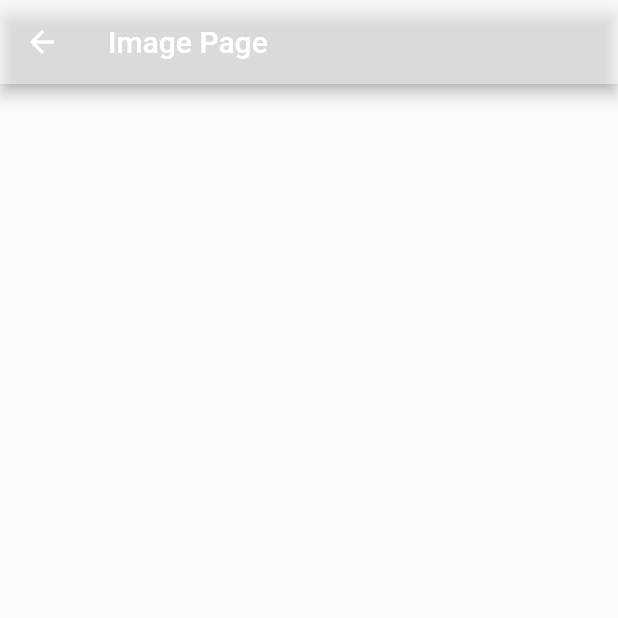
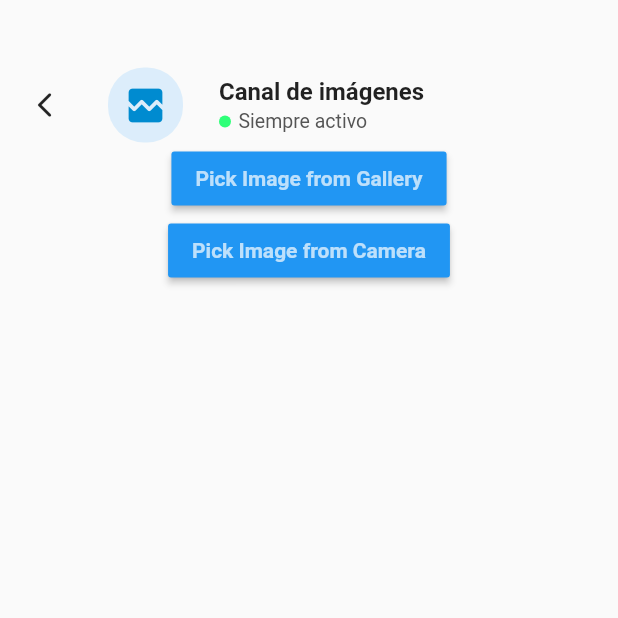
Before and after one commit to knbnunez/chat-IA-movil-Flutter, a Flutter app: the ImagePage screen opened by its route, on a phone screen of 412 x 824 dp, the top half of it. Run offline on Flutter 3.47's test engine with Material 2 defaults, Android fonts, the phone set to English and light mode, and no system bars; our stand-ins replace shared_preferences; accounts and stored records are empty.

Commit message:
Pantalla de imagen

```diff
--- a/lib/chat_page.dart
+++ b/lib/chat_page.dart
@@ -103,6 +103,8 @@ class _ChatPageState extends State<ChatPage> {
     setState(() {
       messages.add(TextMessage(response.mensaje, false));
     });
+    // print("Estoy por realizar el icrementTextResponsesCount");
+    incrementTextResponsesCount();
   }
 
   // Encapsulamos el setState que usábamos para guardar los mensajes en la lista
@@ -110,7 +112,7 @@ class _ChatPageState extends State<ChatPage> {
     setState(() {
       messages.add(TextMessage(message, true));
     });
-    // sendUserMsgToAI(message); // Ahora mismo esta llamada a la función sólo sirve para duplicar lo que ingresa el usuario y replicarlo como si fuera el bot.
+    sendUserMsgToAI(message);
   }
 
   @override
--- a/lib/image_page.dart
+++ b/lib/image_page.dart
@@ -1,4 +1,89 @@
 import 'package:flutter/material.dart';
+
+
+// ToDo: Mover a un archivo separado. Lo usa también chat_page
+class StateBar extends StatelessWidget {
+  final String title;
+  final IconData icon;
+
+  const StateBar({
+    required this.title,
+    required this.icon,
+    super.key,
+  });
+
+  @override
+  Widget build(BuildContext context) {
+    return Row(
+      children: [
+        GestureDetector(
+          onTap: () {
+            Navigator.pushNamed(context, '/');
+          },
+          child: const Icon(
+            size: 20,
+            IconData(
+              0xf571,
+              fontFamily: 'MaterialIcons',
+              matchTextDirection: true
+            ),
+          )
+        ),
+        const SizedBox(width: 32),
+        Container(
+            width: 50,
+            height: 50,
+            margin: const EdgeInsets.only(right: 24),
+            decoration: BoxDecoration(
+              color: const Color.fromARGB(31, 3, 146, 255),
+              borderRadius: BorderRadius.circular(24),
+            ),
+
+            // Solo para test
+            child: Icon(
+              icon,
+              size: 30,
+              color: const Color.fromARGB(255, 0, 139, 208),
+            )),
+        Column(
+          crossAxisAlignment: CrossAxisAlignment.start,
+          children: [
+            Text(
+              // "Canal de imágenes",
+              title,
+              style: const TextStyle(
+                  fontWeight: FontWeight.bold, fontSize: 16),
+            ),
+            const SizedBox(height: 3),
+            Row(
+              children: [
+                Container(
+                  width: 8,
+                  height: 8,
+                  margin: const EdgeInsets.only(right: 5),
+                  decoration: BoxDecoration(
+                    color: const Color.fromARGB(255, 47, 255, 120),
+                    borderRadius: BorderRadius.circular(24),
+                  ),
+                ),
+                const Text(
+                  "Siempre activo",
+                  style: TextStyle(
+                      fontSize: 13,
+                      color: Color.fromARGB(255, 85, 85, 85)),
+                )
+              ],
+            )
+          ],
+        ),
+      ],
+    );
+  }
+}
+
+
+
+
 
 class ImagePage extends StatelessWidget {
   const ImagePage({super.key});
@@ -7,13 +92,43 @@ class ImagePage extends StatelessWidget {
   Widget build(BuildContext context) {
 
     return Scaffold(
-        appBar: AppBar(
-          title: const Text("Image Page"),
-          backgroundColor: const Color.fromRGBO(255, 255, 255, 0.498),
-        ),
         body: Container(
-          child: ListView(
+          padding: const EdgeInsets.only(top: 45, left: 20, right: 20),
+          child: Column(
             children: [
+
+              const StateBar(
+                title: "Canal de imágenes",
+                icon: IconData(0xf5ec, fontFamily: 'MaterialIcons'),
+              ),
+
+
+
+              MaterialButton(
+                color: Colors.blue,
+                child: const Text(
+                    "Pick Image from Gallery",
+                  style: TextStyle(
+                    color: Colors.white70, fontWeight: FontWeight.bold
+                  )
+                ),
+                onPressed: () {
+                }
+              ),
+              MaterialButton(
+                  color: Colors.blue,
+                  child: const Text(
+                      "Pick Image from Camera",
+                      style: TextStyle(
+                          color: Colors.white70, fontWeight: FontWeight.bold
+                      )
+                  ),
+                  onPressed: () {
+                  }
+              ),
+
+
+
 
             ]
           )
--- a/lib/services/analityc_storage_service.dart
+++ b/lib/services/analityc_storage_service.dart
@@ -10,5 +10,5 @@ Future<int> getTextResponsesCount() async {
 void incrementTextResponsesCount() async {
   final SharedPreferences prefs = await SharedPreferences.getInstance();
   int currentCount = await getTextResponsesCount();
-  prefs.setInt(_kTextResponsesCount, (currentCount++)); // aumentamos en 1 la cantidad de respuestas
+  prefs.setInt(_kTextResponsesCount, (currentCount+1)); // aumentamos en 1 la cantidad de respuestas
 }
--- a/lib/services/ia_service.dart
+++ b/lib/services/ia_service.dart
@@ -2,7 +2,12 @@ import 'package:http/http.dart' as http;
 import 'package:flutter_demo_app/data/ia_response.dart';
 
 Future<IaResponse> sendQuestionToChat(String question) async { // Future es equivalente a la promesa en JS
-  Uri url = Uri.http('direccion-url', 'response.json', {'question': question});
-  http.Response response = await http.get(url);
-  return iaResponseFromJson(response.body);
+  // Uri url = Uri.http('direccion-url', 'response.json', {'question': question});
+  // http.Response response = await http.get(url);
+  // return iaResponseFromJson(response.body);
+
+
+  // Test - hasta que ande la API
+  IaResponse iaResponse = IaResponse(mensaje: "Hooola, soy la IA", error: false);
+  return iaResponse;
 }
```
Also changed, not shown: 1 other file.
